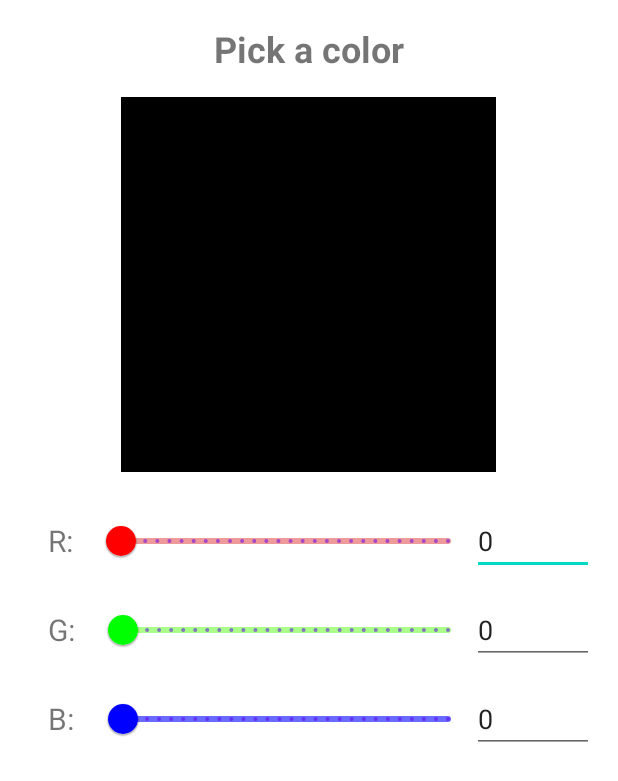
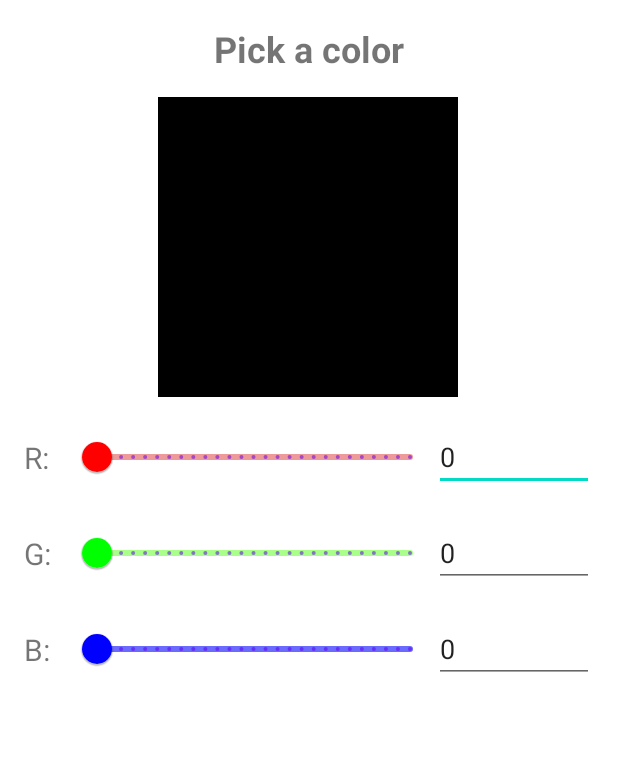
Before and after one commit to cailloutr/business-card-app, an Android app: the layout color_picker_fragment.xml on its own in the app's theme, with its tools: preview values and no code run, on a phone screen of 412 x 824 dp. Shown: the top 781 px of the screen. Run offline under Robolectric (Android 15) with nearby library versions, the light colour scheme and no system bars.

Commit message:
Fix bug in the Pick a color function

```diff
--- a/app/src/main/res/layout/color_picker_fragment.xml
+++ b/app/src/main/res/layout/color_picker_fragment.xml
@@ -9,7 +9,7 @@
         android:id="@+id/tv_title"
         android:layout_width="wrap_content"
         android:layout_height="wrap_content"
-        android:layout_margin="16dp"
+        android:layout_margin="@dimen/default_margin"
         android:text="@string/txt_pick_a_color"
         android:textSize="24sp"
         android:textStyle="bold"
@@ -19,12 +19,13 @@
 
     <TextView
         android:id="@+id/tv_color_view"
-        android:layout_width="250dp"
-        android:layout_height="250dp"
-        android:layout_margin="16dp"
+        android:layout_width="@dimen/tv_color_dimen"
+        android:layout_height="@dimen/tv_color_dimen"
+        android:layout_margin="@dimen/default_margin"
+        android:layout_marginTop="@dimen/default_margin"
         android:background="@color/black"
         app:layout_constraintEnd_toEndOf="parent"
-        app:layout_constraintHorizontal_bias="0.498"
+        app:layout_constraintHorizontal_bias="0.496"
         app:layout_constraintStart_toStartOf="parent"
         app:layout_constraintTop_toBottomOf="@+id/tv_title" />
 
@@ -32,34 +33,35 @@
         android:id="@+id/tv_red_color"
         android:layout_width="wrap_content"
         android:layout_height="wrap_content"
-        android:layout_margin="32dp"
+        android:layout_margin="@dimen/default_margin"
         android:text="@string/txt_red_color"
-        android:textSize="20sp"
+        android:textSize="@dimen/rgb_text_size"
+        app:layout_constraintBottom_toBottomOf="@+id/sld_red"
         app:layout_constraintStart_toStartOf="parent"
-        app:layout_constraintTop_toBottomOf="@+id/tv_color_view" />
+        app:layout_constraintTop_toTopOf="@+id/sld_red" />
 
     <com.google.android.material.slider.Slider
         android:id="@+id/sld_red"
         android:layout_width="0dp"
         android:layout_height="wrap_content"
-        android:layout_margin="16dp"
-        android:stepSize="1.0"
+        android:layout_margin="@dimen/default_margin"
+        android:stepSize="1"
         android:value="0"
         android:valueFrom="0"
         android:valueTo="255"
-        app:layout_constraintBottom_toBottomOf="@+id/tv_red_color"
+        app:haloColor="@color/ligh_red"
         app:layout_constraintEnd_toEndOf="@+id/tv_color_view"
+        app:layout_constraintHorizontal_bias="1.0"
         app:layout_constraintStart_toEndOf="@+id/tv_red_color"
-        app:layout_constraintTop_toTopOf="@+id/tv_red_color"
+        app:layout_constraintTop_toBottomOf="@+id/tv_color_view"
         app:thumbColor="@color/red"
-        app:trackColor="@color/ligh_red"
-        app:haloColor="@color/ligh_red"/>
+        app:trackColor="@color/ligh_red" />
 
     <com.google.android.material.textfield.TextInputEditText
         android:id="@+id/input_red"
         android:layout_width="0dp"
         android:layout_height="wrap_content"
-        android:layout_marginEnd="16dp"
+        android:layout_marginEnd="@dimen/default_margin"
         android:inputType="number"
         android:text="0"
         app:layout_constraintBottom_toBottomOf="@id/sld_red"
@@ -71,34 +73,35 @@
         android:id="@+id/tv_green_color"
         android:layout_width="wrap_content"
         android:layout_height="wrap_content"
-        android:layout_margin="32dp"
+        android:layout_margin="@dimen/default_margin"
         android:text="@string/txt_green_color"
-        android:textSize="20sp"
+        android:textSize="@dimen/rgb_text_size"
+        app:layout_constraintBottom_toBottomOf="@+id/sld_green"
         app:layout_constraintStart_toStartOf="parent"
-        app:layout_constraintTop_toBottomOf="@+id/tv_red_color" />
+        app:layout_constraintTop_toTopOf="@+id/sld_green" />
 
     <com.google.android.material.slider.Slider
         android:id="@+id/sld_green"
         android:layout_width="0dp"
         android:layout_height="wrap_content"
-        android:layout_margin="16dp"
+        android:layout_marginTop="@dimen/default_margin"
         android:stepSize="1"
         android:value="0"
         android:valueFrom="0"
         android:valueTo="255"
-        app:layout_constraintBottom_toBottomOf="@+id/tv_green_color"
-        app:layout_constraintEnd_toEndOf="@+id/tv_color_view"
-        app:layout_constraintStart_toEndOf="@+id/tv_green_color"
-        app:layout_constraintTop_toTopOf="@+id/tv_green_color"
+        app:haloColor="@color/ligh_green"
+        app:layout_constraintEnd_toEndOf="@+id/sld_red"
+        app:layout_constraintHorizontal_bias="1.0"
+        app:layout_constraintStart_toStartOf="@+id/sld_red"
+        app:layout_constraintTop_toBottomOf="@+id/sld_red"
         app:thumbColor="@color/green"
-        app:trackColor="@color/ligh_green"
-        app:haloColor="@color/ligh_green"/>
+        app:trackColor="@color/ligh_green" />
 
-    <com.google.android.material.textfield.TextInputEditText
+        <com.google.android.material.textfield.TextInputEditText
         android:id="@+id/input_green"
         android:layout_width="0dp"
         android:layout_height="wrap_content"
-        android:layout_marginEnd="16dp"
+        android:layout_marginEnd="@dimen/default_margin"
         android:inputType="number"
         android:text="0"
         app:layout_constraintBottom_toBottomOf="@id/sld_green"
@@ -110,34 +113,35 @@
         android:id="@+id/tv_blue_color"
         android:layout_width="wrap_content"
         android:layout_height="wrap_content"
-        android:layout_margin="32dp"
+        android:layout_margin="@dimen/default_margin"
         android:text="@string/txt_blue_color"
-        android:textSize="20sp"
+        android:textSize="@dimen/rgb_text_size"
+        app:layout_constraintBottom_toBottomOf="@+id/sld_blue"
         app:layout_constraintStart_toStartOf="parent"
-        app:layout_constraintTop_toBottomOf="@+id/tv_green_color" />
+        app:layout_constraintTop_toTopOf="@+id/sld_blue" />
 
     <com.google.android.material.slider.Slider
         android:id="@+id/sld_blue"
         android:layout_width="0dp"
         android:layout_height="wrap_content"
-        android:layout_margin="16dp"
+        android:layout_marginTop="@dimen/default_margin"
         android:stepSize="1"
         android:value="0"
         android:valueFrom="0"
         android:valueTo="255"
-        app:layout_constraintBottom_toBottomOf="@+id/tv_blue_color"
-        app:layout_constraintEnd_toEndOf="@+id/tv_color_view"
-        app:layout_constraintStart_toEndOf="@+id/tv_green_color"
-        app:layout_constraintTop_toTopOf="@+id/tv_blue_color"
+        app:haloColor="@color/ligh_blue"
+        app:layout_constraintEnd_toEndOf="@+id/sld_green"
+        app:layout_constraintHorizontal_bias="1.0"
+        app:layout_constraintStart_toStartOf="@+id/sld_green"
+        app:layout_constraintTop_toBottomOf="@+id/sld_green"
         app:thumbColor="@color/blue"
-        app:trackColor="@color/ligh_blue"
-        app:haloColor="@color/ligh_blue"/>
+        app:trackColor="@color/ligh_blue" />
 
-    <com.google.android.material.textfield.TextInputEditText
+        <com.google.android.material.textfield.TextInputEditText
         android:id="@+id/input_blue"
         android:layout_width="0dp"
         android:layout_height="wrap_content"
-        android:layout_marginEnd="16dp"
+        android:layout_marginEnd="@dimen/default_margin"
         android:inputType="number"
         android:text="0"
         app:layout_constraintBottom_toBottomOf="@id/sld_blue"
--- /dev/null
+++ b/app/src/main/res/values/dimens.xml
@@ -0,0 +1,6 @@
+<?xml version="1.0" encoding="utf-8"?>
+<resources>
+    <dimen name="default_margin">16dp</dimen>
+    <dimen name="tv_color_dimen">200dp</dimen>
+    <dimen name="rgb_text_size">20sp</dimen>
+</resources>
```
Also changed, not shown: app/src/main/java/com/example/businesscard/ui/ColorPickerFragment.kt (+45 -19 lines), app/src/main/res/drawable/circle_view.xml (added, +12 -0 lines).
